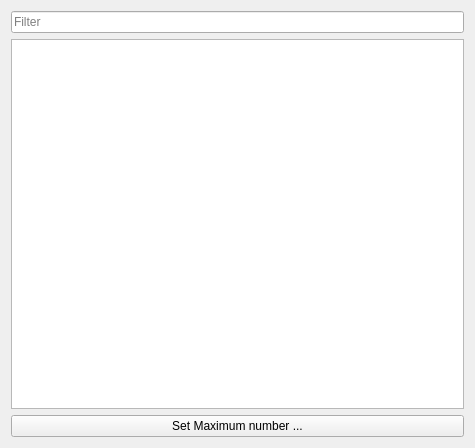
The window that src/ui/database/database_split_widget.ui (EasyRPG/Editor) describes before a commit, drawn with Qt 5.
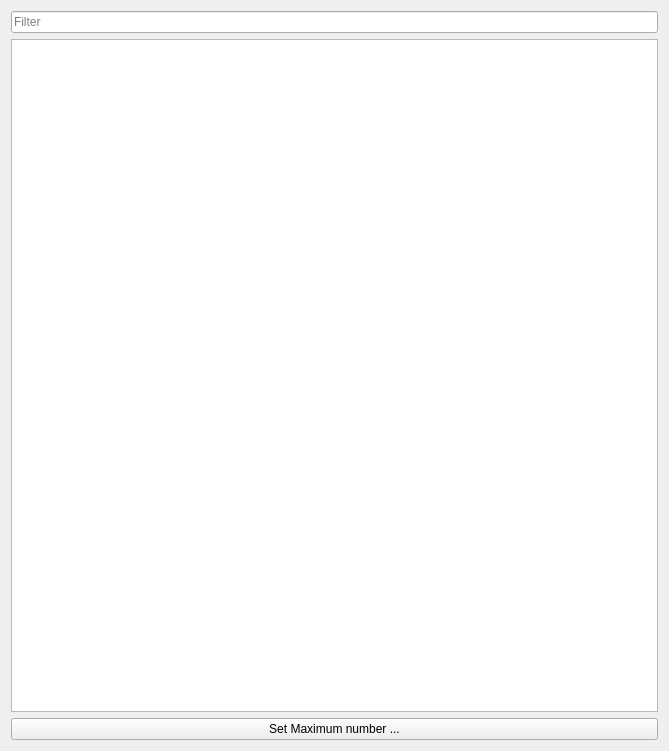
The same window after the commit.

Commit message: When editing an item via "..." next to a combobox the dialog includes now a list view showing the items.

What changed in the file:
```diff
--- a/src/ui/database/database_split_widget.ui
+++ b/src/ui/database/database_split_widget.ui
@@ -6,26 +6,20 @@
    <rect>
     <x>0</x>
     <y>0</y>
-    <width>475</width>
-    <height>448</height>
+    <width>669</width>
+    <height>751</height>
    </rect>
   </property>
-  <property name="sizePolicy">
-   <sizepolicy hsizetype="Maximum" vsizetype="Maximum">
-    <horstretch>0</horstretch>
-    <verstretch>0</verstretch>
-   </sizepolicy>
-  </property>
   <property name="windowTitle">
    <string>Form</string>
   </property>
-  <layout class="QHBoxLayout" name="horizontalLayout">
-   <item>
+  <layout class="QGridLayout" name="gridLayout">
+   <item row="0" column="0">
     <widget class="QSplitter" name="splitter">
      <property name="orientation">
       <enum>Qt::Horizontal</enum>
      </property>
-     <widget class="QWidget" name="">
+     <widget class="QWidget" name="layoutWidget">
       <layout class="QVBoxLayout" name="verticalLayout">
        <item>
         <widget class="QLineEdit" name="listFilter">
```
The commit also changes 7 other files.
